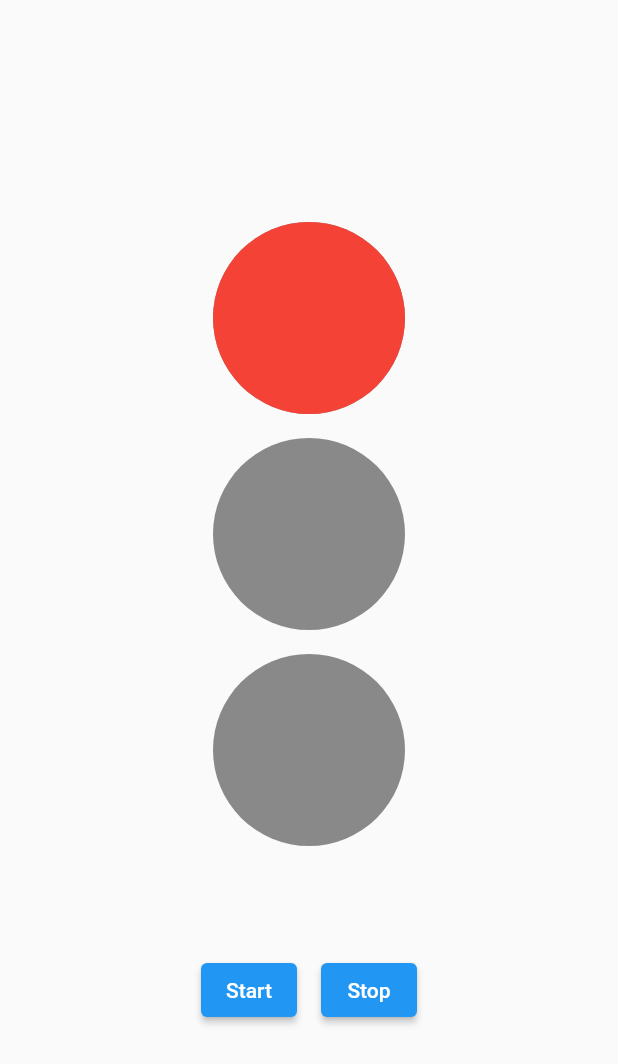
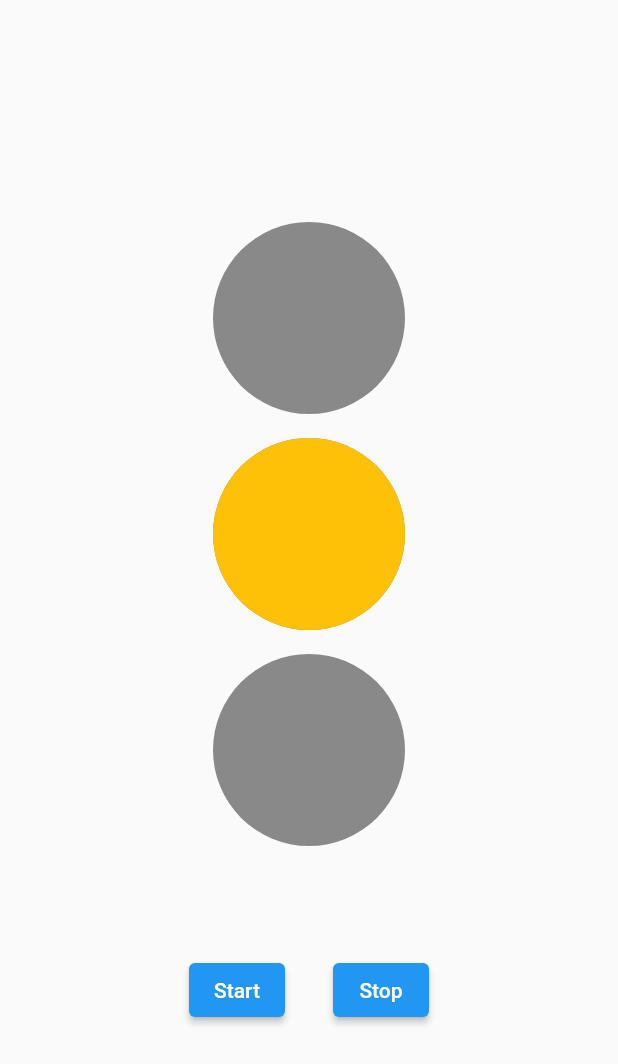
Before and after one commit to jhlabs/traffic_lights_state_machine, a Flutter app: the TrafficLightsScreen screen opened directly, after a tap on "Start", on a phone screen of 412 x 824 dp. Shown: the top 1064 px of the screen. Run offline on Flutter 3.47's test engine with Material 2 defaults, Android fonts, the light colour scheme and no system bars; our stand-ins replace bloc, flutter_bloc, freezed_annotation.

Commit message:
feat: turn on and off traffic lights works

```diff
--- a/lib/bloc/traffic_lights/traffic_lights_bloc.dart
+++ b/lib/bloc/traffic_lights/traffic_lights_bloc.dart
@@ -1,16 +1,61 @@
+import 'dart:async';
+
 import 'package:bloc/bloc.dart';
 import 'package:freezed_annotation/freezed_annotation.dart';
 import 'package:flutter/foundation.dart';
+import 'package:traffic_lights_state_machine/services/timer.dart';
 
 part 'traffic_lights_state.dart';
 part 'traffic_lights_event.dart';
 part 'traffic_lights_bloc.freezed.dart';
 
-class TrafficLightsBloc extends Bloc<TrafficLightEvent, TrafficLightState> {
-  TrafficLightsBloc() : super(TrafficLightState.green(50));
+class TrafficLightsBloc extends Bloc<TrafficLightsEvent, TrafficLightsState> {
+  final Ticker _ticker;
+
+  TrafficLightsBloc({required Ticker ticker})
+      : _ticker = ticker,
+        super(TrafficLightsState.off());
+
+  StreamSubscription<int>? _timerSubscription;
 
   @override
-  Stream<TrafficLightState> mapEventToState(TrafficLightEvent event) {
-    throw UnimplementedError();
+  Stream<TrafficLightsState> mapEventToState(TrafficLightsEvent event) async* {
+    yield event.when(
+      turnedOn: () {
+        _timerSubscription?.cancel();
+
+        _timerSubscription = _ticker.tick(ticks: 5).listen(
+        (duration) => add(TrafficLightsEvent.timerTicked(duration)));
+
+        return TrafficLightsState.green(5);
+      },
+      turnedOff: () {
+        _timerSubscription?.cancel();
+        return TrafficLightsState.off();
+      },
+      timerTicked: (duration) {
+        return state.map(
+          off: (state) {
+            if (duration > 0) state;
+            return TrafficLightsState.off();
+          },
+          green: (state) {
+            return TrafficLightsState.orange(3);
+          },
+          orange: (state) {
+            return TrafficLightsState.green(3);
+          },
+          red: (state) {
+            return TrafficLightsState.orange(3);
+          },
+        );
+      },
+    );
+  }
+
+  @override
+  Future<void> close() {
+    _timerSubscription?.cancel();
+    return super.close();
   }
 }
--- a/lib/bloc/traffic_lights/traffic_lights_event.dart
+++ b/lib/bloc/traffic_lights/traffic_lights_event.dart
@@ -1,6 +1,8 @@
 part of 'traffic_lights_bloc.dart';
 
 @freezed
-class TrafficLightEvent with _$TrafficLightEvent {
-  const factory TrafficLightEvent.timerTicked() = TimerTicked;
+class TrafficLightsEvent with _$TrafficLightsEvent {
+  const factory TrafficLightsEvent.turnedOn() = TurnedOn;
+  const factory TrafficLightsEvent.turnedOff() = TurnedOff;
+  const factory TrafficLightsEvent.timerTicked(int duration) = TimerTicked;
 }
--- a/lib/bloc/traffic_lights/traffic_lights_state.dart
+++ b/lib/bloc/traffic_lights/traffic_lights_state.dart
@@ -1,8 +1,10 @@
 part of 'traffic_lights_bloc.dart';
 
 @freezed
-class TrafficLightState with _$TrafficLightState {
-  const factory TrafficLightState.green(int timeRemaining) = Green;
-  const factory TrafficLightState.orange(int timeRemaining) = Orange;
-  const factory TrafficLightState.red(int timeRemaining) = Red;
+class TrafficLightsState with _$TrafficLightsState {
+  const TrafficLightsState._();
+  const factory TrafficLightsState.off() = Off;
+  const factory TrafficLightsState.green(int timeRemaining) = Green;
+  const factory TrafficLightsState.orange(int timeRemaining) = Orange;
+  const factory TrafficLightsState.red(int timeRemaining) = Red;
 }
--- a/lib/screens/traffic_lights_screen.dart
+++ b/lib/screens/traffic_lights_screen.dart
@@ -1,31 +1,87 @@
 import 'package:flutter/material.dart';
+import 'package:flutter_bloc/flutter_bloc.dart';
+import 'package:traffic_lights_state_machine/bloc/traffic_lights/traffic_lights_bloc.dart';
 
 class TrafficLightsScreen extends StatelessWidget {
   const TrafficLightsScreen();
 
   @override
   Widget build(BuildContext context) {
+    return BlocBuilder<TrafficLightsBloc, TrafficLightsState>(
+      builder: (builderContext, state) {
+        print(state);
         return Scaffold(
           body: Center(
             child: Column(
               mainAxisAlignment: MainAxisAlignment.center,
               crossAxisAlignment: CrossAxisAlignment.center,
               children: [
-            Light(color: Colors.red, active: true,),
-            Light(color: Colors.amber),
-            Light(color: Colors.green),
+                state.map(
+                  off: (currentState) => TrafficLights(),
+                  green: (currentState) =>
+                      TrafficLights(option: ColorOption.green),
+                  orange: (currentState) =>
+                      TrafficLights(option: ColorOption.amber),
+                  red: (currentState) => TrafficLights(option: ColorOption.red),
+                ),
                 SizedBox(height: 64.0),
                 Row(
                   mainAxisAlignment: MainAxisAlignment.center,
                   children: [
-                ElevatedButton(onPressed: () {}, child: Text('Start'),),
-                SizedBox(width: 16.0),
-                ElevatedButton(onPressed: () {}, child: Text('Stop'),),
+                    ElevatedButton(
+                      onPressed: () {
+                        builderContext
+                        .read<TrafficLightsBloc>()
+                        .add(TrafficLightsEvent.turnedOn());
+                      },
+                      child: Text('Start'),
+                    ),
+                    SizedBox(width: 32.0),
+                    ElevatedButton(
+                      onPressed: () {
+                        builderContext
+                        .read<TrafficLightsBloc>()
+                        .add(TrafficLightsEvent.turnedOff());
+                      },
+                      child: Text('Stop'),
+                    ),
                   ],
                 )
               ],
             ),
           ),
+        );
+      },
+    );
+  }
+}
+
+enum ColorOption { green, amber, red }
+
+class TrafficLights extends StatelessWidget {
+  final ColorOption? option;
+  const TrafficLights({
+    this.option,
+    Key? key,
+  }) : super(key: key);
+
+  @override
+  Widget build(BuildContext context) {
+    return Column(
+      children: [
+        Light(
+          color: Colors.red,
+          active: option == ColorOption.red,
+        ),
+        Light(
+          color: Colors.amber,
+          active: option == ColorOption.amber,
+        ),
+        Light(
+          color: Colors.green,
+          active: option == ColorOption.green,
+        ),
+      ],
     );
   }
 }
@@ -35,24 +91,24 @@ class Light extends StatelessWidget {
   final bool active;
   final double _radius = 128.0;
 
-  const Light(
-      {Key? key, required MaterialColor this.color, bool this.active = false,})
-      : super(key: key);
+  const Light({
+    Key? key,
+    required MaterialColor this.color,
+    bool this.active = false,
+  }) : super(key: key);
 
   @override
   Widget build(BuildContext context) {
     return Padding(
       padding: const EdgeInsets.symmetric(vertical: 8.0),
-      child: Stack(
-        children: [
+      child: Stack(children: [
         Container(
             height: _radius,
             width: _radius,
             decoration: BoxDecoration(
               color: Colors.black45,
               borderRadius: BorderRadius.circular(_radius),
-            )
-          ),
+            )),
         Visibility(
           visible: active,
           child: Container(
@@ -64,9 +120,7 @@ class Light extends StatelessWidget {
             ),
           ),
         ),
-
-        ]
-      ),
+      ]),
     );
   }
 }
--- /dev/null
+++ b/lib/services/timer.dart
@@ -0,0 +1,6 @@
+class Ticker {
+  Stream<int> tick({required int ticks}) {
+    return Stream.periodic(Duration(seconds: 1), (x) => ticks - x - 1)
+        .take(ticks);
+  }
+}
```
Also changed, not shown: lib/main.dart (+15 -98 lines), lib/bloc/traffic_lights/traffic_lights_bloc.freezed.dart. Lines whose indentation alone changed are shown as unchanged.
